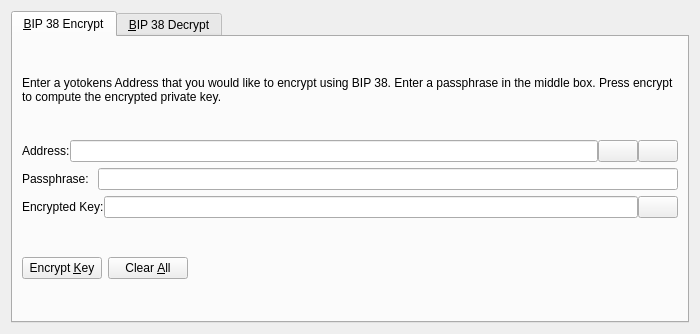
Qt form src/qt/forms/bip38tooldialog.ui (Yotokens2020/Yotokens) before a commit.
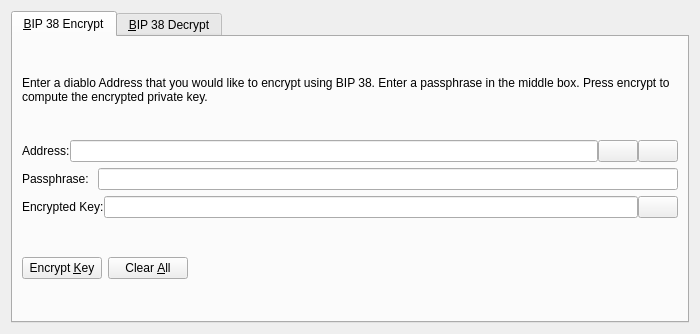
The same form after that commit. The open tabs and pages were chosen to show the change. Icons and pictures are not drawn. Custom widgets are drawn as their Qt base class.

What changed in the file:
```diff
--- a/src/qt/forms/bip38tooldialog.ui
+++ b/src/qt/forms/bip38tooldialog.ui
@@ -30,7 +30,7 @@
        <item>
         <widget class="QLabel" name="infoLabel_ENC">
          <property name="text">
-          <string>Enter a yotokens Address that you would like to encrypt using BIP 38. Enter a passphrase in the middle box. Press encrypt to compute the encrypted private key.</string>
+          <string>Enter a diablo Address that you would like to encrypt using BIP 38. Enter a passphrase in the middle box. Press encrypt to compute the encrypted private key.</string>
          </property>
          <property name="textFormat">
           <enum>Qt::PlainText</enum>
```
Left out of the diff: 24 changed lines with no effect on the pictures.
